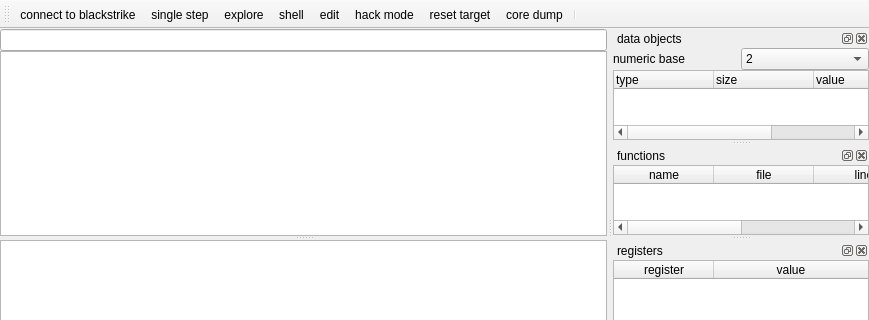
Above: mainwindow.ui from stoyan-shopov/troll before the change; both pictures show x 0 to 869 and y 0 to 320 of the 869 by 654 pixel window. Below: the same form after it.
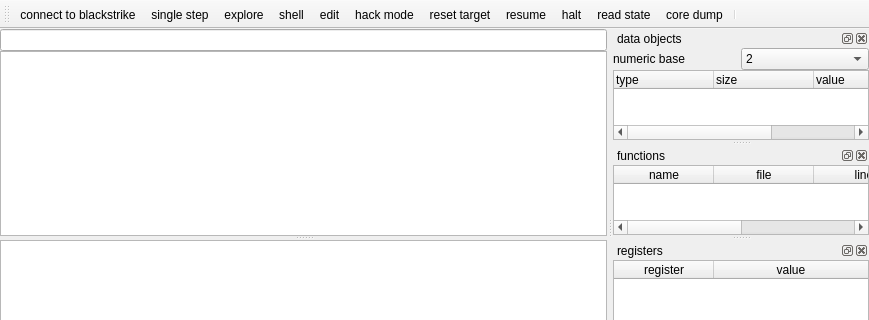
That is the form after the change.

The edit to the form file:
```diff
--- a/mainwindow.ui
+++ b/mainwindow.ui
@@ -72,6 +72,9 @@
    <addaction name="actionEdit"/>
    <addaction name="actionHack_mode"/>
    <addaction name="actionReset_target"/>
+   <addaction name="actionResume"/>
+   <addaction name="actionHalt"/>
+   <addaction name="actionRead_state"/>
    <addaction name="actionCore_dump"/>
    <addaction name="separator"/>
   </widget>
@@ -588,6 +591,21 @@
     <string>core dump</string>
    </property>
   </action>
+  <action name="actionResume">
+   <property name="text">
+    <string>resume</string>
+   </property>
+  </action>
+  <action name="actionHalt">
+   <property name="text">
+    <string>halt</string>
+   </property>
+  </action>
+  <action name="actionRead_state">
+   <property name="text">
+    <string>read state</string>
+   </property>
+  </action>
  </widget>
  <layoutdefault spacing="6" margin="11"/>
  <resources/>
```
